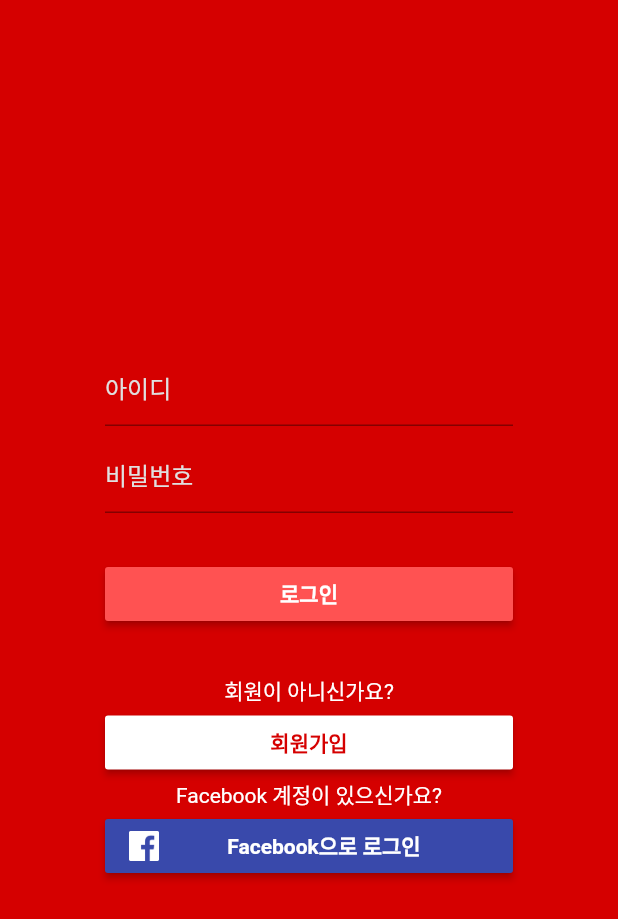
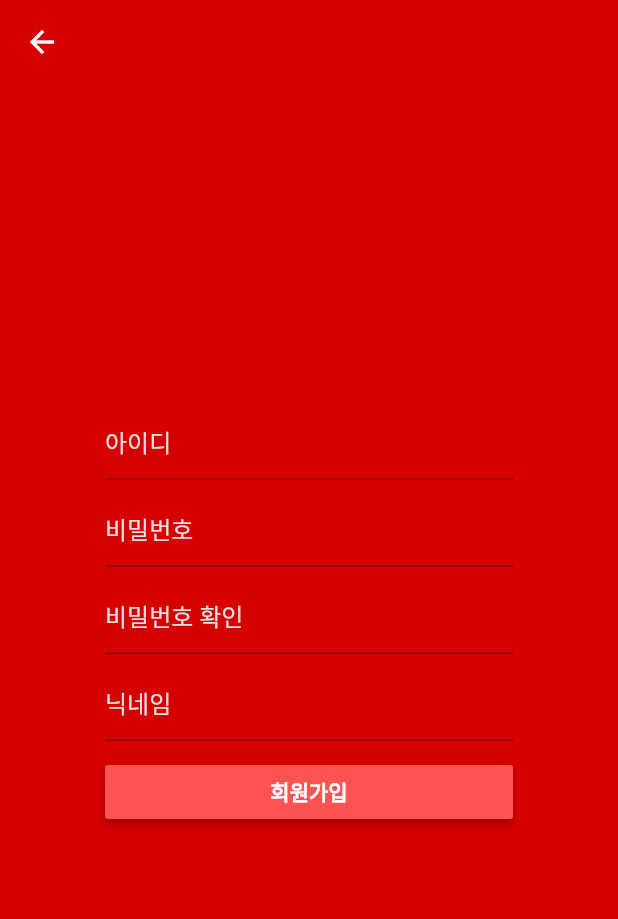
Before and after one commit to khuhacker2/study, a Flutter app: the screen it shows after launch, after a tap on "회원가입", on a phone screen of 412 x 824 dp. Shown: the top 919 px of the screen. Run offline on Flutter 3.47's test engine with Material 2 defaults, Android fonts, the phone set to English and light mode, and no system bars.

Commit message:
Implement register screen.

```diff
--- a/lib/login.dart
+++ b/lib/login.dart
@@ -1,4 +1,5 @@
 import 'package:flutter/material.dart';
+import 'package:stogether/register.dart';
 
 class LoginPage extends StatelessWidget {
 
@@ -50,7 +51,9 @@ class LoginPage extends StatelessWidget {
                   child: RaisedButton(
                     child: Text('회원가입', style: TextStyle(color: Colors.redAccent[700], fontWeight: FontWeight.bold)),
                     color: Colors.white,
-                    onPressed: () => {},
+                    onPressed: () {
+                      Navigator.push(context, MaterialPageRoute(builder: (context) => RegisterPage()));
+                    },
                   )
                 ),
                 Text('Facebook 계정이 있으신가요?', style: TextStyle(color: Colors.white)),
--- /dev/null
+++ b/lib/register.dart
@@ -0,0 +1,83 @@
+import 'package:flutter/material.dart';
+
+class RegisterPage extends StatelessWidget {
+
+  @override
+  Widget build(BuildContext context) {
+    return Theme(
+      data: Theme.of(context).copyWith(primaryColor: Colors.white, hintColor: Colors.grey[300]),
+      child: Scaffold(
+        backgroundColor: Colors.redAccent[700],
+        body: Stack(
+          children: <Widget>[
+            AppBar(
+              backgroundColor: Colors.transparent,
+              elevation: 0,
+            ),
+            Center(
+              child: Container(
+                padding: EdgeInsets.fromLTRB(70, 0, 70, 0),
+                child: Column(
+                  mainAxisAlignment: MainAxisAlignment.center,
+                  children: <Widget>[
+                    TextField(
+                      decoration: InputDecoration(
+                        labelText: '아이디',
+                        contentPadding: EdgeInsets.only(bottom: 5, top: 5)
+                      ),
+                      style: TextStyle(
+                        fontSize: 16
+                      ),
+                    ),
+                    Container(height: 10),
+                    TextField(
+                      decoration: InputDecoration(
+                        labelText: '비밀번호',
+                        contentPadding: EdgeInsets.only(bottom: 5)
+                      ),
+                      style: TextStyle(
+                        fontSize: 16
+                      ),
+                      obscureText: true,
+                    ),
+                    Container(height: 10),
+                    TextField(
+                      decoration: InputDecoration(
+                        labelText: '비밀번호 확인',
+                        contentPadding: EdgeInsets.only(bottom: 5)
+                      ),
+                      style: TextStyle(
+                        fontSize: 16
+                      ),
+                      obscureText: true,
+                    ),
+                    Container(height: 10),
+                    TextField(
+                      decoration: InputDecoration(
+                        labelText: '닉네임',
+                        contentPadding: EdgeInsets.only(bottom: 5)
+                      ),
+                      style: TextStyle(
+                        fontSize: 16
+                      ),
+                    ),
+                    Container(height: 10),
+                    SizedBox(
+                      width: double.infinity,
+                      child: RaisedButton(
+                        child: Text('회원가입', style: TextStyle(color: Colors.white, fontWeight: FontWeight.bold)),
+                        color: Colors.redAccent[200],
+                        onPressed: () => {},
+                      )
+                    ),
+                  ]
+                ),
+              ),
+            )
+          ]
+        ),
+      )
+    );
+  }
+
+}
```
